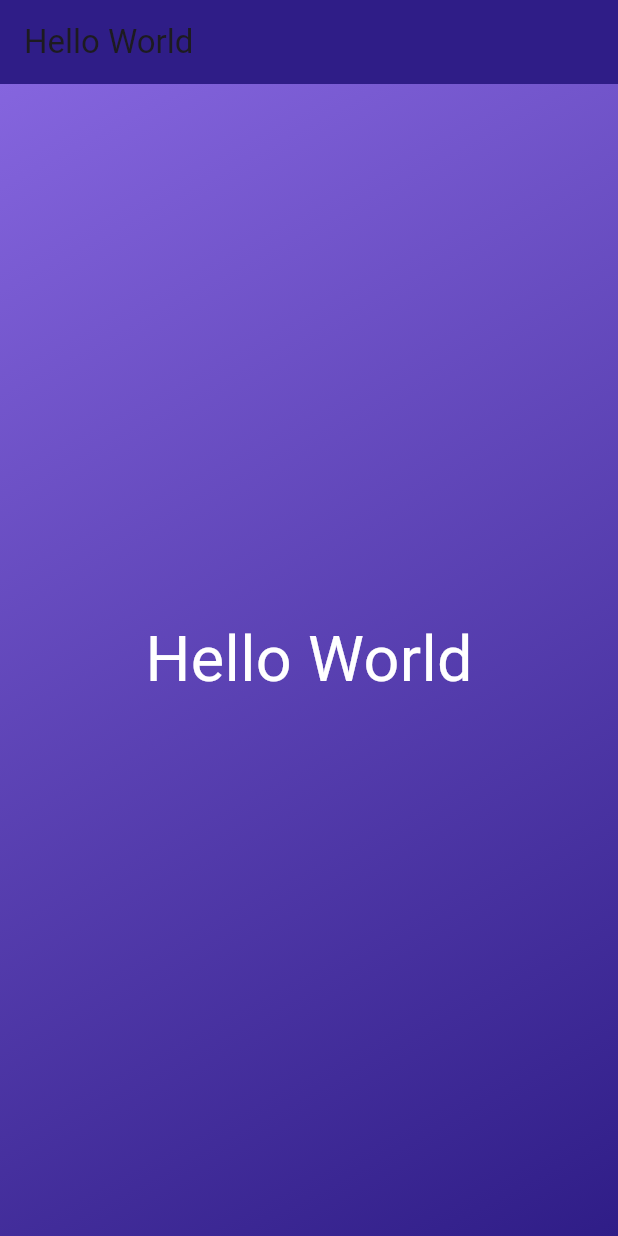
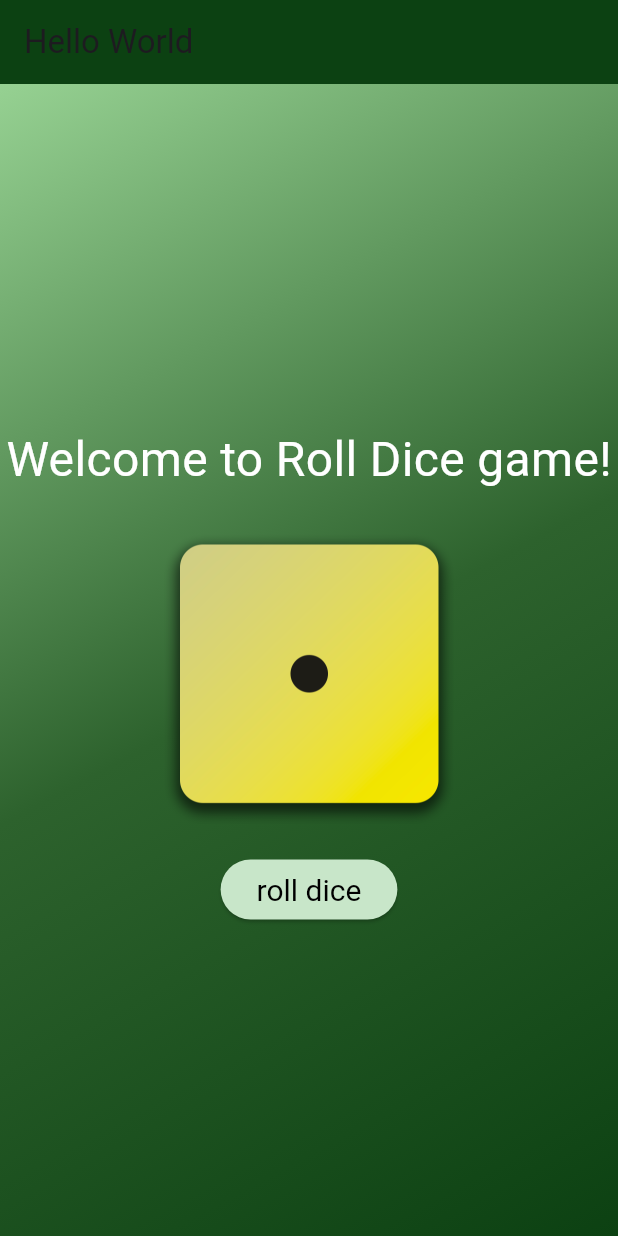
Before and after one commit to AbrarAlzubaidi/learn-flutter, a Flutter app: the screen it shows after launch, on a phone screen of 412 x 824 dp. Run offline on Flutter 3.47's test engine with Material 3 defaults, Android fonts, the light colour scheme and no system bars.

Commit message:
add images and button, different between var, const and final, split files, pass and receive variables between widgets

```diff
--- /dev/null
+++ b/flutter_application_1/lib/gradient_container.dart
@@ -0,0 +1,58 @@
+import 'package:flutter/material.dart';
+import 'package:flutter_application_1/gradient_text.dart';
+
+var startAlignment = Alignment.topLeft;
+var endAlignment = Alignment.bottomRight;
+
+class GradientContainer extends StatelessWidget {
+  const GradientContainer({
+    super.key,
+    required this.colorsTheme,
+  });
+
+  final List<Color> colorsTheme;
+
+  @override
+  Widget build(BuildContext context) {
+    const title = 'Welcome to Roll Dice game!';
+
+    final ButtonStyle buttonStyle = ElevatedButton.styleFrom(
+      backgroundColor: Colors.green.shade100,
+      foregroundColor: Colors.black,
+      textStyle: const TextStyle(fontSize: 20),
+    );
+    void rollDice() {
+      print('Rolling dice...');
+    }
+
+    return Container(
+      decoration: BoxDecoration(
+        gradient: LinearGradient(
+          colors: colorsTheme,
+          begin: startAlignment,
+          end: endAlignment,
+        ),
+      ),
+      child: Center(
+        child: Column(
+          mainAxisAlignment: MainAxisAlignment.center,
+          mainAxisSize: MainAxisSize.min,
+          children: [
+            const SizedBox(height: 20),
+            const GradientText(title),
+            const SizedBox(height: 20),
+            Image.asset('assets/dice-images/dice-1.png',
+                width: 200, height: 200),
+            Container(
+              margin: const EdgeInsets.only(top: 20),
+              child: ElevatedButton(
+                  onPressed: rollDice,
+                  style: buttonStyle,
+                  child: const Text('roll dice')),
+            ),
+          ],
+        ),
+      ),
+    );
+  }
+}
--- /dev/null
+++ b/flutter_application_1/lib/gradient_text.dart
@@ -0,0 +1,16 @@
+import 'package:flutter/material.dart';
+
+const textColor = Colors.white;
+const fontSize = 32.0;
+
+class GradientText extends StatelessWidget {
+  const GradientText(this.title, {super.key});
+
+  final String title;
+
+  @override
+  Widget build(BuildContext context) {
+    return Text(title,
+        style: const TextStyle(fontSize: fontSize, color: textColor));
+  }
+}
--- a/flutter_application_1/lib/main.dart
+++ b/flutter_application_1/lib/main.dart
@@ -1,4 +1,5 @@
 import 'package:flutter/material.dart';
+import 'package:flutter_application_1/gradient_container.dart';
 
 void main() {
   runApp(const MyApp());
@@ -97,40 +98,21 @@ class MyApp extends StatelessWidget {
   const MyApp({super.key});
 
   @override
-  Widget build(BuildContext context) {
-    // context is the reference to the widget returned by the build method and it is used to access the theme, media query, etc.
+  Widget build(BuildContext context) { // context is the reference to the widget returned by the build method and it is used to access the theme, media query, etc.
+    var colorsTheme = const [
+      Color.fromARGB(255, 150, 209, 146),
+      Color.fromARGB(255, 45, 98, 45),
+      Color.fromARGB(255, 12, 65, 18),
+    ];
+
     return MaterialApp(
       home: Scaffold(
         appBar: AppBar(
           title: const Text('Hello World'),
-          backgroundColor: const Color.fromARGB(255, 47, 29, 135),
+          backgroundColor: colorsTheme.last,
         ),
-        body: const GradientContainer(),
+        body: GradientContainer(colorsTheme: colorsTheme),
       ),
     );
   }
 }
-
-class GradientContainer extends StatelessWidget {
-  const GradientContainer({super.key});
-
-  @override
-  Widget build(BuildContext context) {
-    return Container(
-      decoration: const BoxDecoration(
-        gradient: LinearGradient(
-          colors: [
-            Color.fromARGB(255, 133, 101, 222),
-            Color.fromARGB(255, 47, 29, 135),
-          ],
-          begin: Alignment.topLeft,
-          end: Alignment.bottomRight,
-        ),
-      ),
-      child: const Center(
-        child: Text('Hello World',
-            style: TextStyle(fontSize: 42, color: Colors.white)),
-      ),
-    );
-  }
-}
```
Also changed, not shown: flutter_application_1/pubspec.yaml (+8 -3 lines), flutter_application_1/assets/dice-images/dice-1.png (added), flutter_application_1/assets/dice-images/dice-2.png (added), flutter_application_1/assets/dice-images/dice-3.png (added), flutter_application_1/assets/dice-images/dice-4.png (added), flutter_application_1/assets/dice-images/dice-5.png (added), flutter_application_1/assets/dice-images/dice-6.png (added), flutter_application_1/pubspec.lock, notes/assets/dynamic_username.png (added), 7 other files.
